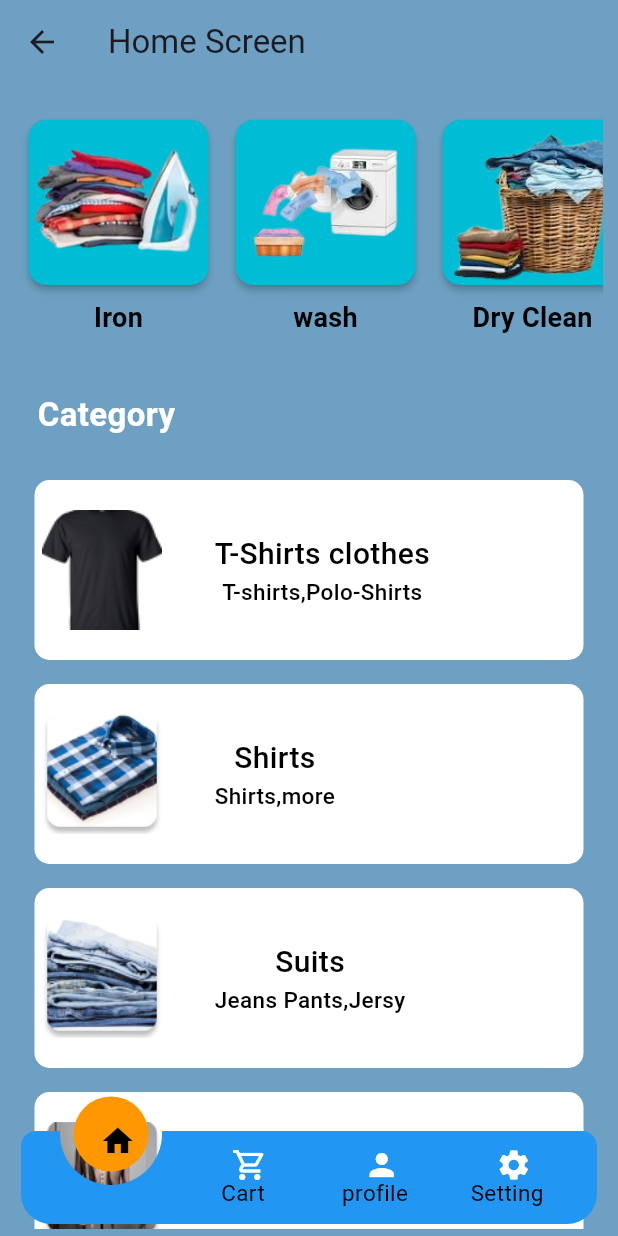
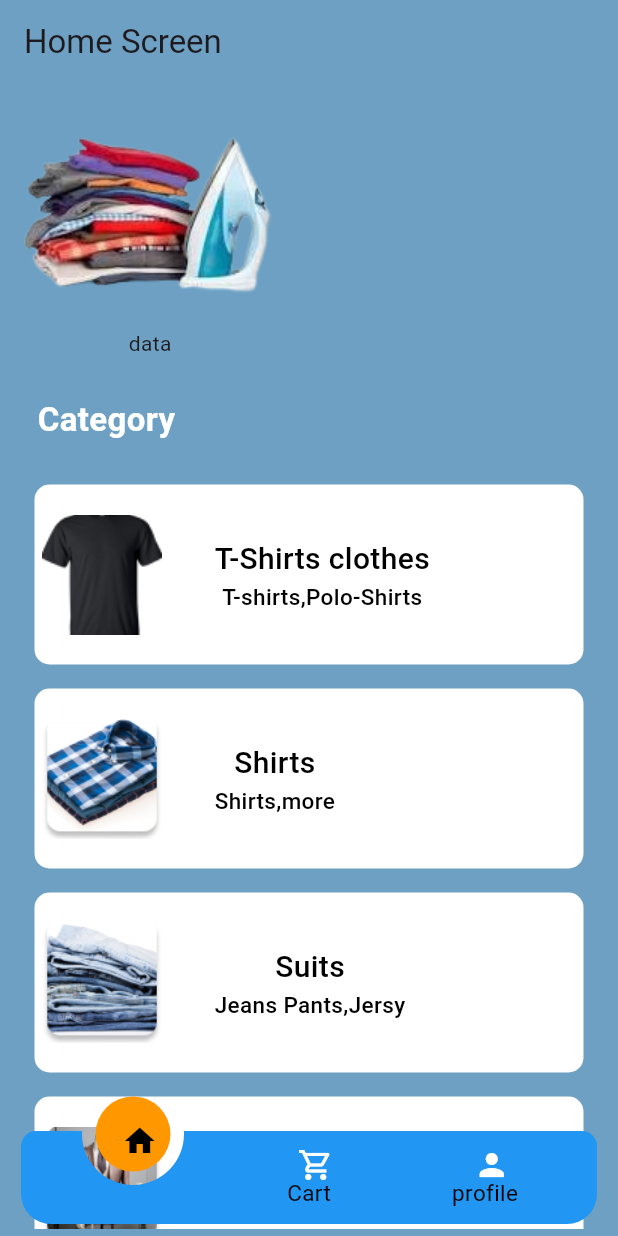
Before and after one commit to fahimshahariar09/laundry_app, a Flutter app: the BottomNaviBar screen opened directly, on a phone screen of 412 x 824 dp. Run offline on Flutter 3.47's test engine with Material 3 defaults, Android fonts, the phone set to English and light mode, and no system bars; drawn by our look-alikes of animated_notch_bottom_bar; our stand-ins replace get; missing offline and left inert: confirmation_success, flutter_timer_countdown.

Commit message:
first commit

```diff
--- a/lib/constants/images.dart
+++ b/lib/constants/images.dart
@@ -8,5 +8,12 @@ class AppImages{
   static String forget ='assets/images/forget.png';
   static String otp ='assets/images/otp.png';
 
+  //silder product
+
+  static String iron ='assets/icon/iron.png';
+  static String wash ='assets/icon/washing.png';
+  static String dry ='assets/icon/dry.png';
+
+
 
 }
--- a/lib/controller/ui_controller/bottom_navi-i_bar/bottom_navi_bar.dart
+++ b/lib/controller/ui_controller/bottom_navi-i_bar/bottom_navi_bar.dart
@@ -10,7 +10,7 @@ class BottomNaviBarController extends GetxController {
   final NotchBottomBarController nController =
       NotchBottomBarController(index: 0);
   RxInt index = 0.obs;
-  RxInt maxCount = 4.obs;
+  RxInt maxCount = 3.obs;
   RxInt page = 0.obs;
 
   @override
--- a/lib/main.dart
+++ b/lib/main.dart
@@ -1,7 +1,8 @@
 
 import 'package:flutter/material.dart';
 import 'package:get/get.dart';
-import 'package:laundry/view/screen/order/confram_order.dart';
+import 'package:laundry/view/screen/home_screen/home_screen.dart';
+import 'package:laundry/view/screen/splash/splash_screen.dart';
 
 void main(){
   runApp(const MyApp());
@@ -13,7 +14,7 @@ class MyApp extends StatelessWidget {
   Widget build(BuildContext context) {
     return const GetMaterialApp(
       debugShowCheckedModeBanner: false,
-      home:  ConframOrder(),
+      home:  HomeScreen(),
     );
   }
 }
--- a/lib/view/screen/bottom_navi_bar/bottom_navi_bar.dart
+++ b/lib/view/screen/bottom_navi_bar/bottom_navi_bar.dart
@@ -41,7 +41,6 @@ class BottomNaviBar extends StatelessWidget {
                 buildBottomBarItem(icon: Icons.home, label: "Home"),
                 buildBottomBarItem(icon: Icons.shopping_cart_outlined, label: "Cart"),
                 buildBottomBarItem(icon: Icons.person, label: "profile"),
-                buildBottomBarItem(icon: Icons.settings, label: "Setting"),
               ],
               onTap: (index) {
                 bottomNaviBarController.pageController.jumpToPage(index);
--- a/lib/view/screen/cart/cart_screen .dart
+++ b/lib/view/screen/cart/cart_screen .dart
@@ -3,6 +3,7 @@ import 'package:get/get.dart';
 import 'package:laundry/controller/ui_controller/category/add_to_cart_show.dart';
 import 'package:laundry/view/common_widget/common_button.dart';
 import 'package:laundry/view/common_widget/common_text.dart';
+import 'package:laundry/view/screen/order/confram_order.dart';
 
 class CartScreen extends StatelessWidget {
   const CartScreen({super.key});
@@ -116,6 +117,7 @@ class CartScreen extends StatelessWidget {
                   )
                 : const CircularProgressIndicator()),
             CommonButton(buttonName: "Confram Order", onTap: () {
+              Get.to(ConframOrder());
              // Get.snackbar("message", "order success");
             }),
             const SizedBox(height: 100,)
--- a/lib/view/screen/home_screen/home_screen.dart
+++ b/lib/view/screen/home_screen/home_screen.dart
@@ -2,6 +2,7 @@ import 'dart:developer';
 
 import 'package:flutter/material.dart';
 import 'package:get/get.dart';
+import 'package:laundry/constants/images.dart';
 import 'package:laundry/controller/ui_controller/home/home_screen.dart';
 import 'package:laundry/view/common_widget/common_text.dart';
 import 'package:laundry/view/screen/category/category_detalis.dart';
@@ -25,23 +26,35 @@ class HomeScreen extends StatelessWidget {
         child: Column(
           children: [
             const SizedBox(height: 15),
-            Obx(() => SizedBox(
-                  height: 165,
-                  child: ListView.builder(
-                      scrollDirection: Axis.horizontal,
-                      itemCount: homeScreenController.homedemoData.length,
-                      shrinkWrap: true,
-                      itemBuilder: (context, index) {
-                        return Padding(
-                          padding: const EdgeInsets.all(5),
-                          child: HomeCardView(
-                              imageurl:
-                                  "${homeScreenController.homedemoData[index].image}",
-                              titel:
-                                  "${homeScreenController.homedemoData[index].name}"),
-                        );
-                      }),
-                )),
+            Row(
+              children: [
+              Column(
+                children: [
+                  Container(
+                    child: Image.asset(AppImages.iron),
+                  ),
+                  Text("data")
+                ],
+              )
+              ],
+            ),
+            // Obx(() => SizedBox(
+            //       height: 165,
+            //       child: ListView.builder(
+            //           scrollDirection: Axis.horizontal,
+            //           itemCount: homeScreenController.homedemoData.length,
+            //           shrinkWrap: true,
+            //           itemBuilder: (context, index) {
+            //             return Padding(
+            //               padding: const EdgeInsets.all(5),
+            //               child: HomeCardView(
+            //                   imageurl:
+            //                       "${homeScreenController.homedemoData[index].image}",
+            //                   titel:
+            //                       "${homeScreenController.homedemoData[index].name}"),
+            //             );
+            //           }),
+            //     )),
             const SizedBox(height: 25),
             const Row(
               children: [
```
Also changed, not shown: lib/view/screen/order/confram_order.dart (+17 -7 lines).
